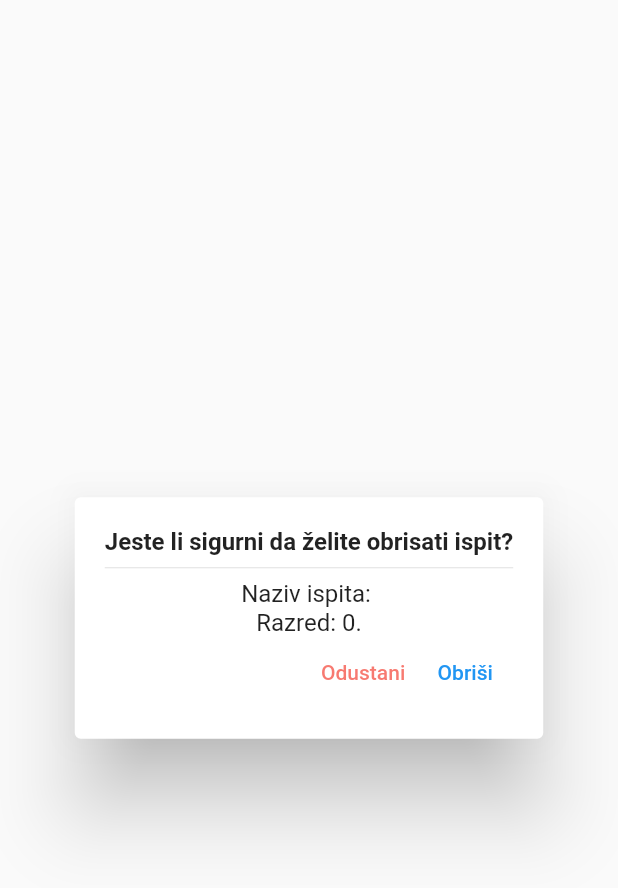
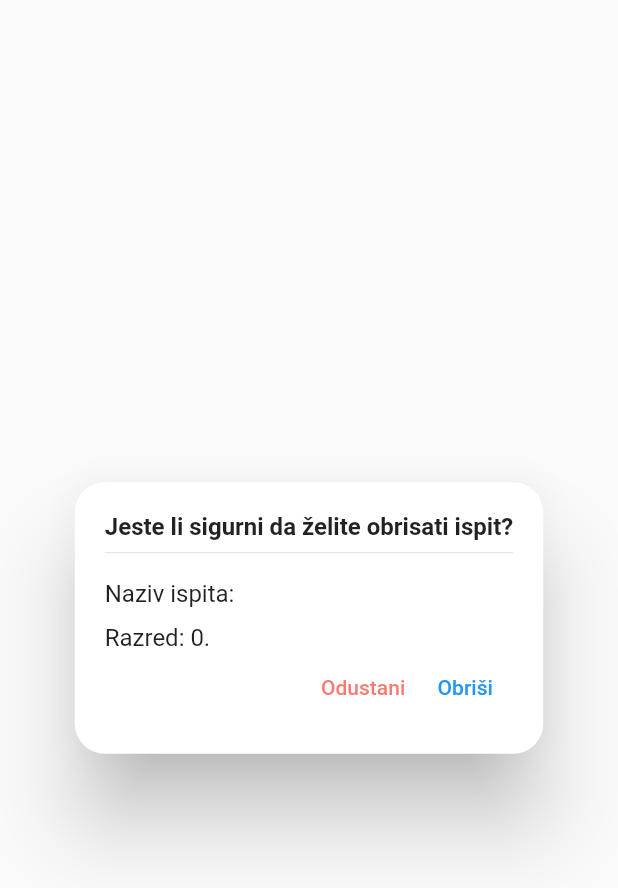
Before and after one commit to llekcevi/koliko_je_za_pet, a Flutter app: the ConfirmDelete widget shown alone on an empty page, opened directly with empty values, on a phone screen of 412 x 824 dp. Shown: the top 888 px of the screen. Run offline on Flutter 3.47's test engine with Material 2 defaults, Android fonts, the light colour scheme and no system bars; our stand-ins replace flutter_riverpod, hive, hive_flutter; accounts and stored records are empty.

Commit message:
Added border radius on dialogs and text fields

```diff
--- a/lib/screens/save_exam.dart
+++ b/lib/screens/save_exam.dart
@@ -25,7 +25,9 @@ class _SaveExamState extends ConsumerState<SaveExam> {
     final bodoviController = ref.read(bodoviProvider);
 
     return MaterialApp(
+      debugShowCheckedModeBanner: false,
       home: Scaffold(
+        appBar: AppBar(title: Text("Spremi ispit")),
         body: SafeArea(
           child: Container(
             padding: const EdgeInsets.all(10),
--- a/lib/widgets/confirm_delete.dart
+++ b/lib/widgets/confirm_delete.dart
@@ -13,7 +13,9 @@ class ConfirmDelete extends ConsumerWidget {
   Widget build(BuildContext context, WidgetRef ref) {
     {
       return AlertDialog(
+        shape: RoundedRectangleBorder(borderRadius: BorderRadius.circular(20)),
         content: Column(
+          crossAxisAlignment: CrossAxisAlignment.start,
           mainAxisSize: MainAxisSize.min,
           children: [
             const Text(
@@ -21,7 +23,11 @@ class ConfirmDelete extends ConsumerWidget {
               style: TextStyle(fontWeight: FontWeight.bold),
             ),
             const Divider(),
-            Text("Naziv ispita: ${examToDelete.naziv!}"),
+            const SizedBox(height: 10),
+            Text(
+              "Naziv ispita: ${examToDelete.naziv!}",
+            ),
+            const SizedBox(height: 10),
             Text("Razred: ${examToDelete.razred.toString()}."),
             Row(
               mainAxisAlignment: MainAxisAlignment.end,
--- a/lib/widgets/input_points_alert_dialog.dart
+++ b/lib/widgets/input_points_alert_dialog.dart
@@ -14,10 +14,9 @@ class InputPoints extends ConsumerWidget {
     final bodoviController = ref.read(bodoviProvider);
 
     return AlertDialog(
+      shape: RoundedRectangleBorder(borderRadius: BorderRadius.circular(20)),
       title: const Text("Broj bodova"),
-      contentPadding: const EdgeInsets.symmetric(
-        horizontal: 100,
-      ),
+      contentPadding: const EdgeInsets.symmetric(horizontal: 100, vertical: 10),
       content: InputPointsTextField(bodoviController: bodoviController),
       actions: [
         CancelAlertDialogTextButton(bodoviController: bodoviController),
--- a/lib/widgets/razred_filters.dart
+++ b/lib/widgets/razred_filters.dart
@@ -25,14 +25,16 @@ class HiveRazredFilters extends ConsumerWidget {
           itemBuilder: (context, index) => SizedBox(
             width: MediaQuery.of(context).size.width / 4,
             child: ListTile(
+              style: ListTileTheme.of(context).style,
               shape: listTileBorderRadius(),
               selected: selectedRazred == razredi[index] ? true : false,
               tileColor: Theme.of(context).highlightColor,
-              selectedTileColor: Colors.white,
+              selectedTileColor: Theme.of(context).listTileTheme.tileColor,
               onTap: () {
                 razredProvider.chooseRazredFilter(razredi[index]);
               },
               title: Text(
+                style: TextStyle(fontWeight: FontWeight.w600),
                 textAlign: TextAlign.center,
                 "${razredi[index].toString()}.",
               ),
--- a/lib/widgets/text_fields/input_points_text_field.dart
+++ b/lib/widgets/text_fields/input_points_text_field.dart
@@ -12,6 +12,9 @@ class InputPointsTextField extends StatelessWidget {
   @override
   Widget build(BuildContext context) {
     return TextField(
+      decoration: InputDecoration(
+          filled: true,
+          border: OutlineInputBorder(borderRadius: BorderRadius.circular(20))),
       inputFormatters: [FilteringTextInputFormatter.digitsOnly],
       textAlign: TextAlign.center,
       keyboardType: TextInputType.number,
```
Also changed, not shown: lib/widgets/text_fields/naziv_text_field.dart (+7 -1 lines), lib/widgets/text_fields/razred_text_field.dart (+5 -2 lines).
